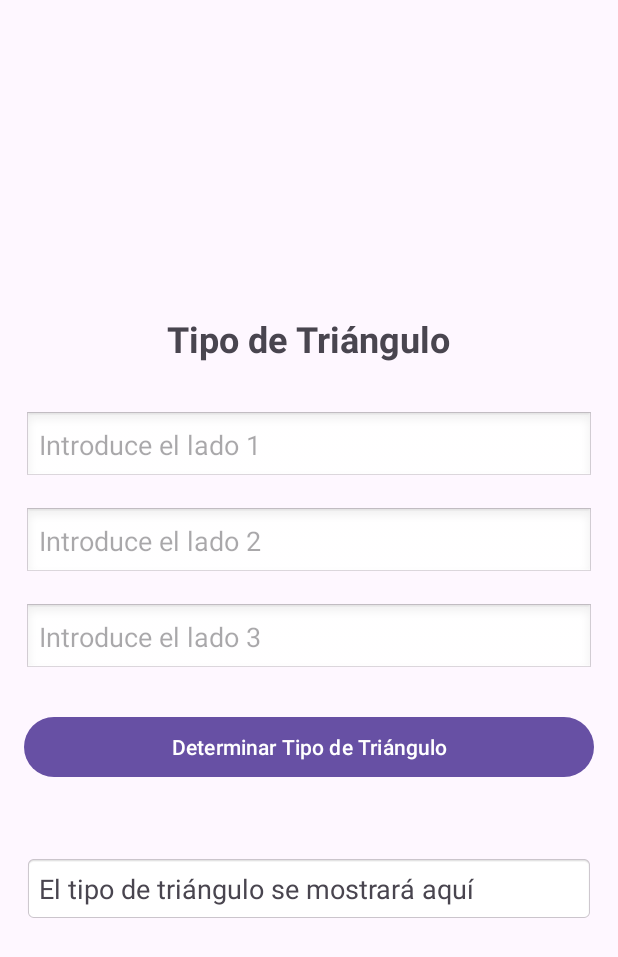
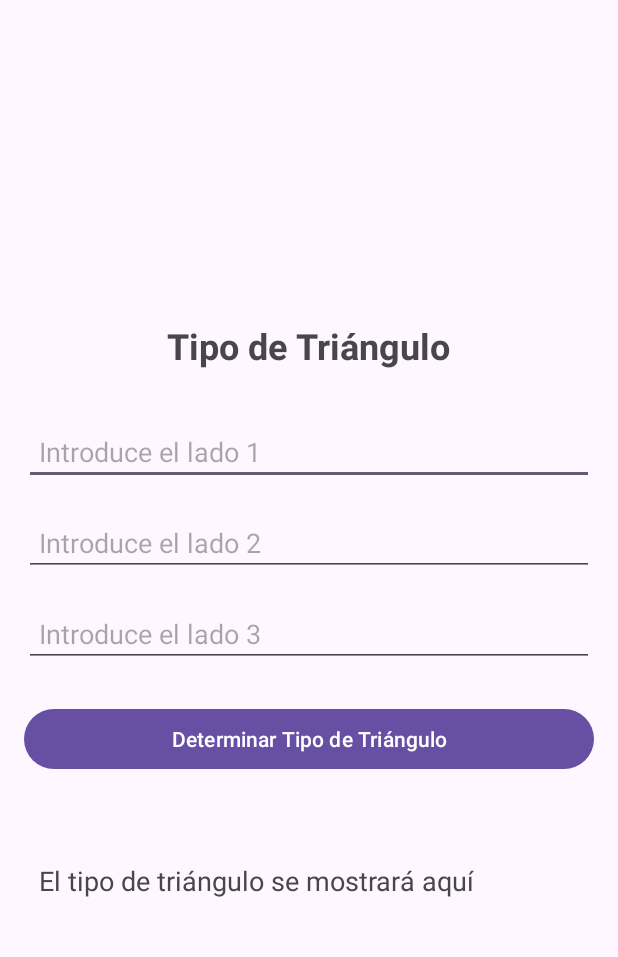
Before and after one commit to Robinpro10/DescubrirTri-ngulo, an Android app: the screen it shows after launch (MainActivity), on a phone screen of 412 x 824 dp. Shown: the top 957 px of the screen. Run offline under Robolectric (Android 15) with nearby library versions, the phone set to English and light mode, and no system bars.

Commit message:
se cambian elementos de la interfaz textView por EditText para el ingreso de datos, ademas se implenta el procesa para determinar el tipo de triangulo

```diff
--- a/app/src/main/java/com/example/descubrirtringulo/MainActivity.kt
+++ b/app/src/main/java/com/example/descubrirtringulo/MainActivity.kt
@@ -1,20 +1,47 @@
 package com.example.descubrirtringulo
 
 import android.os.Bundle
-import androidx.activity.enableEdgeToEdge
+import android.widget.Button
+import android.widget.EditText
+import android.widget.TextView
 import androidx.appcompat.app.AppCompatActivity
-import androidx.core.view.ViewCompat
-import androidx.core.view.WindowInsetsCompat
 
 class MainActivity : AppCompatActivity() {
+
     override fun onCreate(savedInstanceState: Bundle?) {
         super.onCreate(savedInstanceState)
-        enableEdgeToEdge()
         setContentView(R.layout.activity_main)
-        ViewCompat.setOnApplyWindowInsetsListener(findViewById(R.id.main)) { v, insets ->
-            val systemBars = insets.getInsets(WindowInsetsCompat.Type.systemBars())
-            v.setPadding(systemBars.left, systemBars.top, systemBars.right, systemBars.bottom)
-            insets
+
+        // Referencias a los elementos de la vista
+        val lado1 = findViewById<EditText>(R.id.lado1)
+        val lado2 = findViewById<EditText>(R.id.lado2)
+        val lado3 = findViewById<EditText>(R.id.lado3)
+        val botonDeterminar = findViewById<Button>(R.id.botonDeterminar)
+        val resultadoTriangulo = findViewById<TextView>(R.id.resultadoTriangulo)
+
+        botonDeterminar.setOnClickListener {
+            // Obtener los valores de los lados
+            val l1 = lado1.text.toString().toIntOrNull()
+            val l2 = lado2.text.toString().toIntOrNull()
+            val l3 = lado3.text.toString().toIntOrNull()
+
+            // Verificar que los valores ingresados sean válidos
+            if (l1 != null && l2 != null && l3 != null) {
+                // Determinar el tipo de triángulo
+                val tipoTriangulo = determinarTipoTriangulo(l1, l2, l3)
+                resultadoTriangulo.text = "El triángulo es $tipoTriangulo"
+            } else {
+                resultadoTriangulo.text = "Por favor, introduce valores válidos para los tres lados."
+            }
+        }
+    }
+
+    // Método para determinar el tipo de triángulo
+    private fun determinarTipoTriangulo(lado1: Int, lado2: Int, lado3: Int): String {
+        return when {
+            lado1 == lado2 && lado2 == lado3 -> "Equilátero"
+            lado1 == lado2 || lado1 == lado3 || lado2 == lado3 -> "Isósceles"
+            else -> "Escaleno"
         }
     }
 }
--- a/app/src/main/res/layout/activity_main.xml
+++ b/app/src/main/res/layout/activity_main.xml
@@ -16,39 +16,36 @@
         android:textStyle="bold"
         android:layout_marginBottom="32dp"/>
 
-    <!-- TextView para ingresar el primer lado -->
-    <TextView
+    <!-- EditText para ingresar el primer lado -->
+    <EditText
         android:id="@+id/lado1"
         android:layout_width="match_parent"
         android:layout_height="wrap_content"
         android:hint="Introduce el lado 1"
         android:inputType="number"
         android:textSize="18sp"
-        android:background="@android:drawable/edit_text"
         android:padding="10dp"
         android:layout_marginBottom="16dp"/>
 
-    <!-- TextView para ingresar el segundo lado -->
-    <TextView
+    <!-- EditText para ingresar el segundo lado -->
+    <EditText
         android:id="@+id/lado2"
         android:layout_width="match_parent"
         android:layout_height="wrap_content"
         android:hint="Introduce el lado 2"
         android:inputType="number"
         android:textSize="18sp"
-        android:background="@android:drawable/edit_text"
         android:padding="10dp"
         android:layout_marginBottom="16dp"/>
 
-    <!-- TextView para ingresar el tercer lado -->
-    <TextView
+    <!-- EditText para ingresar el tercer lado -->
+    <EditText
         android:id="@+id/lado3"
         android:layout_width="match_parent"
         android:layout_height="wrap_content"
         android:hint="Introduce el lado 3"
         android:inputType="number"
         android:textSize="18sp"
-        android:background="@android:drawable/edit_text"
         android:padding="10dp"
         android:layout_marginBottom="24dp"/>
 
@@ -68,7 +65,6 @@
         android:text="El tipo de triángulo se mostrará aquí"
         android:textSize="18sp"
         android:padding="10dp"
-        android:background="@android:drawable/editbox_background_normal"
         android:layout_marginTop="24dp"/>
 
 </LinearLayout>
```
